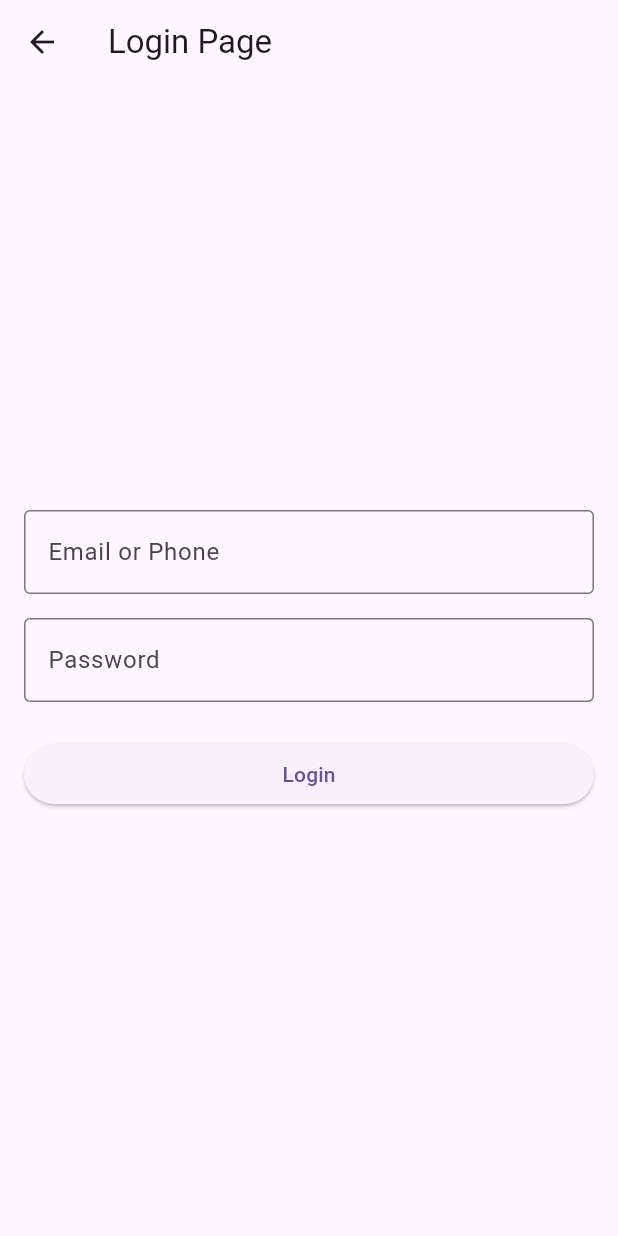
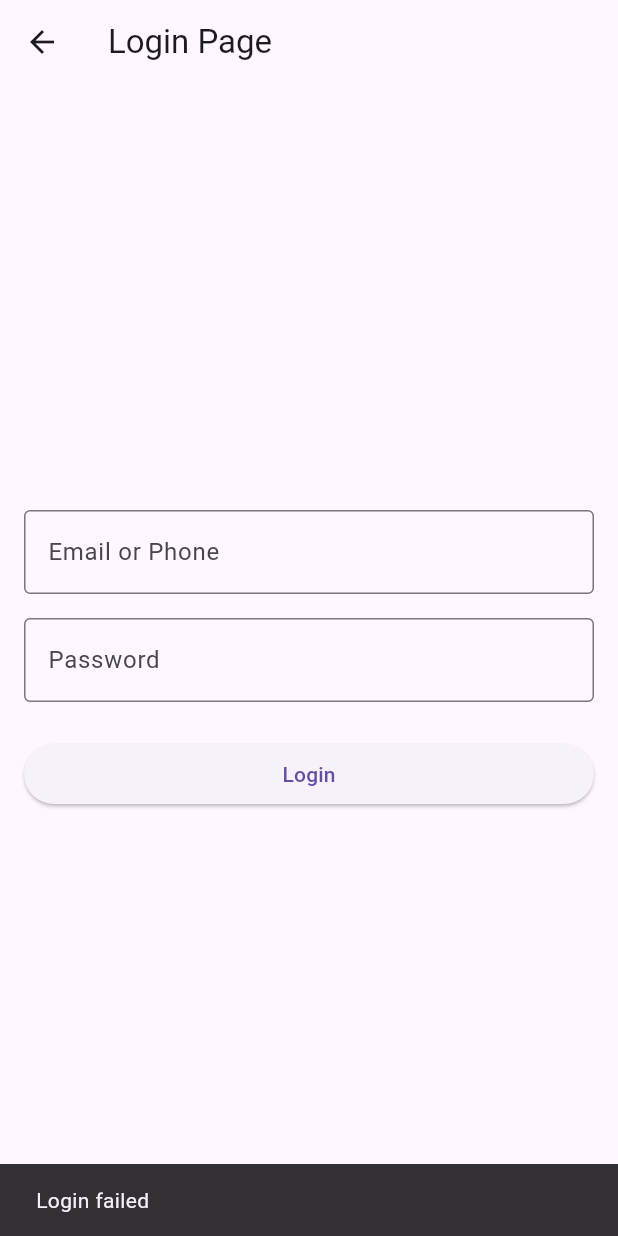
Before and after one commit to blastering66/mysf_flutter, a Flutter app: the LoginScreen screen opened by its route, after a tap on "Login", on a phone screen of 412 x 824 dp. Run offline on Flutter 3.47's test engine with Material 3 defaults, Android fonts, the phone set to English and light mode, and no system bars; our stand-ins replace shared_preferences; accounts and stored records are empty.

Commit message:
Login Logout Done
aaa

```diff
--- a/lib/main.dart
+++ b/lib/main.dart
@@ -1,4 +1,5 @@
 import 'package:flutter/material.dart';
+import 'package:mysff_flutter/screens/Auth/authchecker.dart';
 import 'package:mysff_flutter/screens/Auth/loginscreen.dart';
 import 'package:mysff_flutter/screens/Auth/registerscreen.dart';
 import 'package:mysff_flutter/screens/Auth/splashscreen.dart';
@@ -22,22 +23,10 @@ class MyApp extends StatelessWidget {
   // This widget is the root of your application.
   @override
   Widget build(BuildContext context) {
-    final authViewModel = context.watch<AuthViewModel>();
-    final bool isLoggedIn = authViewModel.isLoggedIn; //Change this with LocalStorage
-    print('User is logged in >: $isLoggedIn');
     return MaterialApp(
       title: 'Flutter Demo',
       initialRoute: '/',
-      routes: isLoggedIn
-          ? {
-              '/': (context) => HomeScreen(),
-              '/profile': (context) => profileScreen(),
-            }
-          : {
-              '/': (context) => Splashscreen(),
-              '/login': (context) => LoginScreen(),
-              '/register': (context) => RegisterScreen(),
-            },
+      home: Authchecker(),
       onGenerateRoute: (setting) {
         print('onGenerateRoute called with setting: ${setting.name}');
         switch (setting.name) {
@@ -51,7 +40,7 @@ class MyApp extends StatelessWidget {
             return MaterialPageRoute(builder: (context) => HomeScreen());
           default:MaterialPageRoute(
               builder: (context) =>
-                  isLoggedIn ? HomeScreen() : WelcomeScreen());
+                  Splashscreen());
         }
 
       },
--- /dev/null
+++ b/lib/screens/Auth/authchecker.dart
@@ -0,0 +1,17 @@
+import 'package:flutter/material.dart';
+import 'package:mysff_flutter/screens/Auth/viewmodel/authViewModel.dart';
+import 'package:mysff_flutter/screens/Auth/welcomescreen.dart';
+import 'package:mysff_flutter/screens/Home/homescreen.dart';
+import 'package:provider/provider.dart';
+
+class Authchecker extends StatelessWidget {
+
+  @override
+  Widget build(BuildContext context) {
+    // TODO: implement build
+    final AuthViewModel authViewModel = context.watch<AuthViewModel>();
+    return authViewModel.isLoggedIn
+        ? HomeScreen() // Navigate to HomeScreen if logged in
+        : WelcomeScreen(); // Navigate to WelcomeScreen if not logged in
+  }
+}
--- a/lib/screens/Auth/loginscreen.dart
+++ b/lib/screens/Auth/loginscreen.dart
@@ -51,7 +51,15 @@ class _LoginScreenState extends State<LoginScreen> {
                   // Handle login logic here
                   final email = emailController.text;
                   final password = passwordController.text;
-                  authViewModel.login(email, password) ;
+                  authViewModel.login(email, password).then((_) {
+                    if (authViewModel.isLoggedIn) {
+                      Navigator.pushNamedAndRemoveUntil(context, '/home', (route) => false);
+                    } else {
+                      ScaffoldMessenger.of(context).showSnackBar(
+                        SnackBar(content: Text('Login failed')),
+                      );
+                    }
+                  });
                   print('Email/Phone: $email, Password: $password');
                 },
                 child: Text('Login'),
--- a/lib/screens/Auth/viewmodel/authViewModel.dart
+++ b/lib/screens/Auth/viewmodel/authViewModel.dart
@@ -59,6 +59,7 @@ class AuthViewModel extends ChangeNotifier {
       prefs.remove('isLoggedIn');
       _setLoggedIn(false);
       notifyListeners();
+      print('Logged out successfully');
     } catch (e) {
       // Handle error
       print('Logout failed: $e');
--- a/lib/screens/Home/moretabscreen.dart
+++ b/lib/screens/Home/moretabscreen.dart
@@ -41,6 +41,8 @@ class _MoreTabState extends State<MoreTabScreen> {
                   SnackBar(content: Text('You just logged out!')),
                 );
                 // moreViewModel.doLogout(context);
+                 final authViewModel = Provider.of<AuthViewModel>(context, listen: false);
+    authViewModel.logout();
               },
               child: Text('Logout'),
             ),
```
